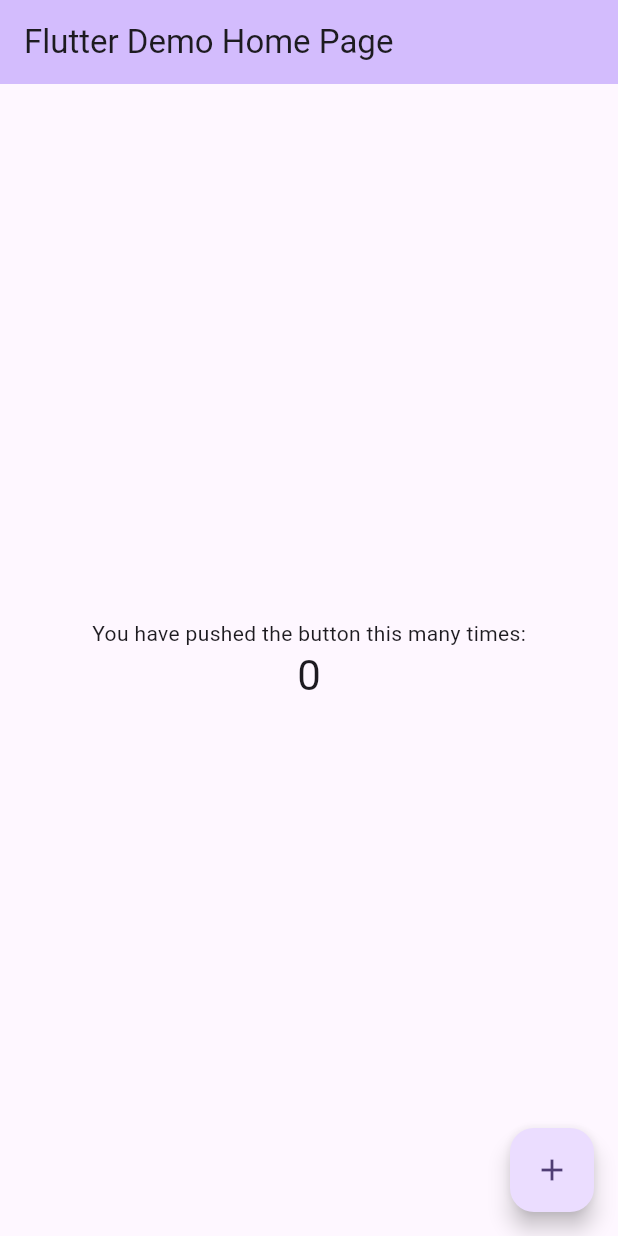
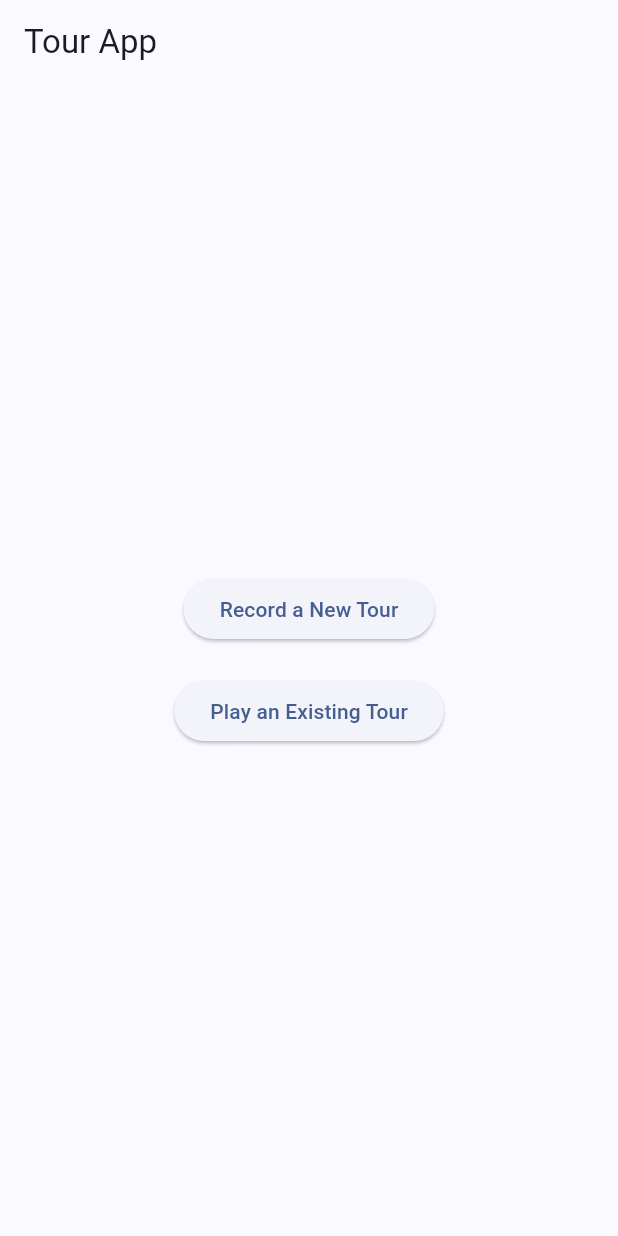
Before and after one commit to dannem/tour_app, a Flutter app: the screen it shows after launch, on a phone screen of 412 x 824 dp. Run offline on Flutter 3.47's test engine with Material 3 defaults, Android fonts, the light colour scheme and no system bars; our stand-ins replace geolocator, just_audio, permission_handler.

Commit message:
First try out

```diff
--- a/lib/main.dart
+++ b/lib/main.dart
@@ -1,4 +1,12 @@
+import 'dart:convert';
+import 'dart:io';
+
 import 'package:flutter/material.dart';
+import 'package:geolocator/geolocator.dart';
+import 'package:just_audio/just_audio.dart';
+import 'package:path_provider/path_provider.dart';
+import 'package:permission_handler/permission_handler.dart';
+import 'tour_models.dart'; // Import the models you just created
 
 void main() {
   runApp(const MyApp());
@@ -7,116 +15,263 @@ void main() {
 class MyApp extends StatelessWidget {
   const MyApp({super.key});
 
-  // This widget is the root of your application.
   @override
   Widget build(BuildContext context) {
     return MaterialApp(
-      title: 'Flutter Demo',
+      title: 'Tour App',
       theme: ThemeData(
-        // This is the theme of your application.
-        //
-        // TRY THIS: Try running your application with "flutter run". You'll see
-        // the application has a purple toolbar. Then, without quitting the app,
-        // try changing the seedColor in the colorScheme below to Colors.green
-        // and then invoke "hot reload" (save your changes or press the "hot
-        // reload" button in a Flutter-supported IDE, or press "r" if you used
-        // the command line to start the app).
-        //
-        // Notice that the counter didn't reset back to zero; the application
-        // state is not lost during the reload. To reset the state, use hot
-        // restart instead.
-        //
-        // This works for code too, not just values: Most code changes can be
-        // tested with just a hot reload.
-        colorScheme: ColorScheme.fromSeed(seedColor: Colors.deepPurple),
+        colorScheme: ColorScheme.fromSeed(seedColor: Colors.blueAccent),
+        useMaterial3: true,
       ),
-      home: const MyHomePage(title: 'Flutter Demo Home Page'),
+      home: const HomeScreen(),
     );
   }
 }
 
-class MyHomePage extends StatefulWidget {
-  const MyHomePage({super.key, required this.title});
-
-  // This widget is the home page of your application. It is stateful, meaning
-  // that it has a State object (defined below) that contains fields that affect
-  // how it looks.
-
-  // This class is the configuration for the state. It holds the values (in this
-  // case the title) provided by the parent (in this case the App widget) and
-  // used by the build method of the State. Fields in a Widget subclass are
-  // always marked "final".
-
-  final String title;
+// The main screen with buttons to record or play a tour
+class HomeScreen extends StatelessWidget {
+  const HomeScreen({super.key});
 
   @override
-  State<MyHomePage> createState() => _MyHomePageState();
+  Widget build(BuildContext context) {
+    return Scaffold(
+      appBar: AppBar(
+        title: const Text('Tour App'),
+      ),
+      body: Center(
+        child: Column(
+          mainAxisAlignment: MainAxisAlignment.center,
+          children: [
+            ElevatedButton(
+              onPressed: () {
+                Navigator.push(
+                  context,
+                  MaterialPageRoute(builder: (context) => const RecordingScreen()),
+                );
+              },
+              child: const Text('Record a New Tour'),
+            ),
+            const SizedBox(height: 20),
+            ElevatedButton(
+              onPressed: () {
+                Navigator.push(
+                  context,
+                  MaterialPageRoute(builder: (context) => const PlayingScreen()),
+                );
+              },
+              child: const Text('Play an Existing Tour'),
+            ),
+          ],
+        ),
+      ),
+    );
+  }
 }
 
-class _MyHomePageState extends State<MyHomePage> {
-  int _counter = 0;
+// The screen for recording a new tour
+class RecordingScreen extends StatefulWidget {
+  const RecordingScreen({super.key});
 
-  void _incrementCounter() {
-    setState(() {
-      // This call to setState tells the Flutter framework that something has
-      // changed in this State, which causes it to rerun the build method below
-      // so that the display can reflect the updated values. If we changed
-      // _counter without calling setState(), then the build method would not be
-      // called again, and so nothing would appear to happen.
-      _counter++;
-    });
+  @override
+  State<RecordingScreen> createState() => _RecordingScreenState();
+}
+
+class _RecordingScreenState extends State<RecordingScreen> {
+  final List<TourPoint> _tourPoints = [];
+  final TextEditingController _tourNameController = TextEditingController();
+
+  // Function to request necessary permissions
+  Future<void> _requestPermissions() async {
+    await Permission.location.request();
+    await Permission.storage.request(); // Needed for saving files
+    // You might also need microphone permission if you add audio recording
+    // await Permission.microphone.request();
+  }
+
+  // Function to get the current GPS location
+  Future<void> _addWaypoint() async {
+    await _requestPermissions();
+    try {
+      Position position = await Geolocator.getCurrentPosition(
+          desiredAccuracy: LocationAccuracy.high);
+
+      // For this demo, we'll use a placeholder for the audio path.
+      // In a real app, you would implement audio recording logic here.
+      String audioPath = 'path/to/your/recorded/audio${_tourPoints.length + 1}.mp3';
+
+      setState(() {
+        _tourPoints.add(TourPoint(
+            latitude: position.latitude,
+            longitude: position.longitude,
+            audioPath: audioPath));
+      });
+
+      ScaffoldMessenger.of(context).showSnackBar(
+        SnackBar(content: Text('Waypoint added at ${position.latitude}, ${position.longitude}')),
+      );
+    } catch (e) {
+      ScaffoldMessenger.of(context).showSnackBar(
+        SnackBar(content: Text('Failed to get location: $e')),
+      );
+    }
+  }
+
+  // Function to save the tour to a JSON file
+  Future<void> _saveTour() async {
+    if (_tourNameController.text.isEmpty || _tourPoints.isEmpty) {
+      ScaffoldMessenger.of(context).showSnackBar(
+        const SnackBar(
+            content: Text('Please enter a tour name and add at least one waypoint.')),
+      );
+      return;
+    }
+
+    final tour = Tour(name: _tourNameController.text, points: _tourPoints);
+    final directory = await getApplicationDocumentsDirectory();
+    final file = File('${directory.path}/${_tourNameController.text.replaceAll(' ', '_')}.json');
+    await file.writeAsString(jsonEncode(tour.toJson()));
+
+    ScaffoldMessenger.of(context).showSnackBar(
+      SnackBar(content: Text('Tour saved to ${file.path}')),
+    );
+
+    Navigator.pop(context);
   }
 
   @override
   Widget build(BuildContext context) {
-    // This method is rerun every time setState is called, for instance as done
-    // by the _incrementCounter method above.
-    //
-    // The Flutter framework has been optimized to make rerunning build methods
-    // fast, so that you can just rebuild anything that needs updating rather
-    // than having to individually change instances of widgets.
     return Scaffold(
       appBar: AppBar(
-        // TRY THIS: Try changing the color here to a specific color (to
-        // Colors.amber, perhaps?) and trigger a hot reload to see the AppBar
-        // change color while the other colors stay the same.
-        backgroundColor: Theme.of(context).colorScheme.inversePrimary,
-        // Here we take the value from the MyHomePage object that was created by
-        // the App.build method, and use it to set our appbar title.
-        title: Text(widget.title),
+        title: const Text('Record Tour'),
       ),
-      body: Center(
-        // Center is a layout widget. It takes a single child and positions it
-        // in the middle of the parent.
+      body: Padding(
+        padding: const EdgeInsets.all(16.0),
         child: Column(
-          // Column is also a layout widget. It takes a list of children and
-          // arranges them vertically. By default, it sizes itself to fit its
-          // children horizontally, and tries to be as tall as its parent.
-          //
-          // Column has various properties to control how it sizes itself and
-          // how it positions its children. Here we use mainAxisAlignment to
-          // center the children vertically; the main axis here is the vertical
-          // axis because Columns are vertical (the cross axis would be
-          // horizontal).
-          //
-          // TRY THIS: Invoke "debug painting" (choose the "Toggle Debug Paint"
-          // action in the IDE, or press "p" in the console), to see the
-          // wireframe for each widget.
-          mainAxisAlignment: MainAxisAlignment.center,
-          children: <Widget>[
-            const Text('You have pushed the button this many times:'),
-            Text(
-              '$_counter',
-              style: Theme.of(context).textTheme.headlineMedium,
+          children: [
+            TextField(
+              controller: _tourNameController,
+              decoration: const InputDecoration(labelText: 'Tour Name'),
+            ),
+            const SizedBox(height: 20),
+            ElevatedButton(
+              onPressed: _addWaypoint,
+              child: const Text('Add Waypoint'),
+            ),
+            const SizedBox(height: 20),
+            Expanded(
+              child: ListView.builder(
+                itemCount: _tourPoints.length,
+                itemBuilder: (context, index) {
+                  final point = _tourPoints[index];
+                  return ListTile(
+                    title: Text('Waypoint ${index + 1}'),
+                    subtitle: Text('Lat: ${point.latitude.toStringAsFixed(4)}, Lon: ${point.longitude.toStringAsFixed(4)}'),
+                  );
+                },
+              ),
             ),
           ],
         ),
       ),
       floatingActionButton: FloatingActionButton(
-        onPressed: _incrementCounter,
-        tooltip: 'Increment',
-        child: const Icon(Icons.add),
-      ), // This trailing comma makes auto-formatting nicer for build methods.
+        onPressed: _saveTour,
+        child: const Icon(Icons.save),
+      ),
     );
   }
 }
+
+// The screen for playing a saved tour
+class PlayingScreen extends StatefulWidget {
+  const PlayingScreen({super.key});
+
+  @override
+  State<PlayingScreen> createState() => _PlayingScreenState();
+}
+
+class _PlayingScreenState extends State<PlayingScreen> {
+  Tour? _currentTour;
+  final AudioPlayer _audioPlayer = AudioPlayer();
+  final Set<String> _playedAudioPaths = {};
+
+  @override
+  void initState() {
+    super.initState();
+    _loadTourAndStartGps();
+  }
+
+  // Load the tour from the JSON file and start listening to GPS
+  Future<void> _loadTourAndStartGps() async {
+    // For this demo, we'll load a hardcoded tour name.
+    // In a real app, you would show a list of saved tours for the user to pick.
+    const tourName = "My_First_Tour"; // Make sure this matches the name you save
+
+    try {
+        final directory = await getApplicationDocumentsDirectory();
+        final file = File('${directory.path}/$tourName.json');
+        final contents = await file.readAsString();
+        setState(() {
+            _currentTour = Tour.fromJson(jsonDecode(contents));
+        });
+
+        // Start listening to location changes
+        Geolocator.getPositionStream().listen((Position position) {
+            _checkWaypoints(position);
+        });
+    } catch (e) {
+        // Handle error, e.g., file not found
+        ScaffoldMessenger.of(context).showSnackBar(
+            SnackBar(content: Text("Could not load tour: $tourName.json. Make sure you've saved a tour with that exact name.")),
+        );
+    }
+  }
+
+
+  // Check the user's current location against the tour's waypoints
+  void _checkWaypoints(Position currentPosition) {
+    if (_currentTour == null) return;
+
+    for (final point in _currentTour!.points) {
+      final distance = Geolocator.distanceBetween(
+        currentPosition.latitude,
+        currentPosition.longitude,
+        point.latitude,
+        point.longitude,
+      );
+
+      // If within 20 meters and not already played, play the audio
+      if (distance < 20 && !_playedAudioPaths.contains(point.audioPath)) {
+        // In a real app, you'd play the actual audio file.
+        // For now, we'll just show a notification.
+        ScaffoldMessenger.of(context).showSnackBar(
+          SnackBar(content: Text('Playing audio for waypoint at ${point.latitude}, ${point.longitude}')),
+        );
+        _playedAudioPaths.add(point.audioPath);
+
+        // This is where you would use the just_audio package to play the file:
+        // _audioPlayer.setFilePath(point.audioPath);
+        // _audioPlayer.play();
+      }
+    }
+  }
+
+  @override
+  void dispose() {
+    _audioPlayer.dispose();
+    super.dispose();
+  }
+
+  @override
+  Widget build(BuildContext context) {
+    return Scaffold(
+      appBar: AppBar(
+        title: Text(_currentTour?.name ?? 'Playing Tour...'),
+      ),
+      body: Center(
+        child: _currentTour == null
+            ? const CircularProgressIndicator()
+            : const Text('Walking tour in progress...'),
+      ),
+    );
+  }
+}
--- /dev/null
+++ b/lib/tour_models.dart
@@ -0,0 +1,46 @@
+import 'dart:convert';
+
+class TourPoint {
+  final double latitude;
+  final double longitude;
+  final String audioPath;
+
+  TourPoint({
+    required this.latitude,
+    required this.longitude,
+    required this.audioPath,
+  });
+
+  Map<String, dynamic> toJson() => {
+        'latitude': latitude,
+        'longitude': longitude,
+        'audioPath': audioPath,
+      };
+
+  factory TourPoint.fromJson(Map<String, dynamic> json) => TourPoint(
+        latitude: json['latitude'],
+        longitude: json['longitude'],
+        audioPath: json['audioPath'],
+      );
+}
+
+class Tour {
+  final String name;
+  final List<TourPoint> points;
+
+  Tour({
+    required this.name,
+    required this.points,
+  });
+
+  Map<String, dynamic> toJson() => {
+        'name': name,
+        'points': points.map((point) => point.toJson()).toList(),
+      };
+
+  factory Tour.fromJson(Map<String, dynamic> json) => Tour(
+        name: json['name'],
+        points: List<TourPoint>.from(
+            json['points'].map((point) => TourPoint.fromJson(point))),
+      );
+}
```
Also changed, not shown: 1 other file.
